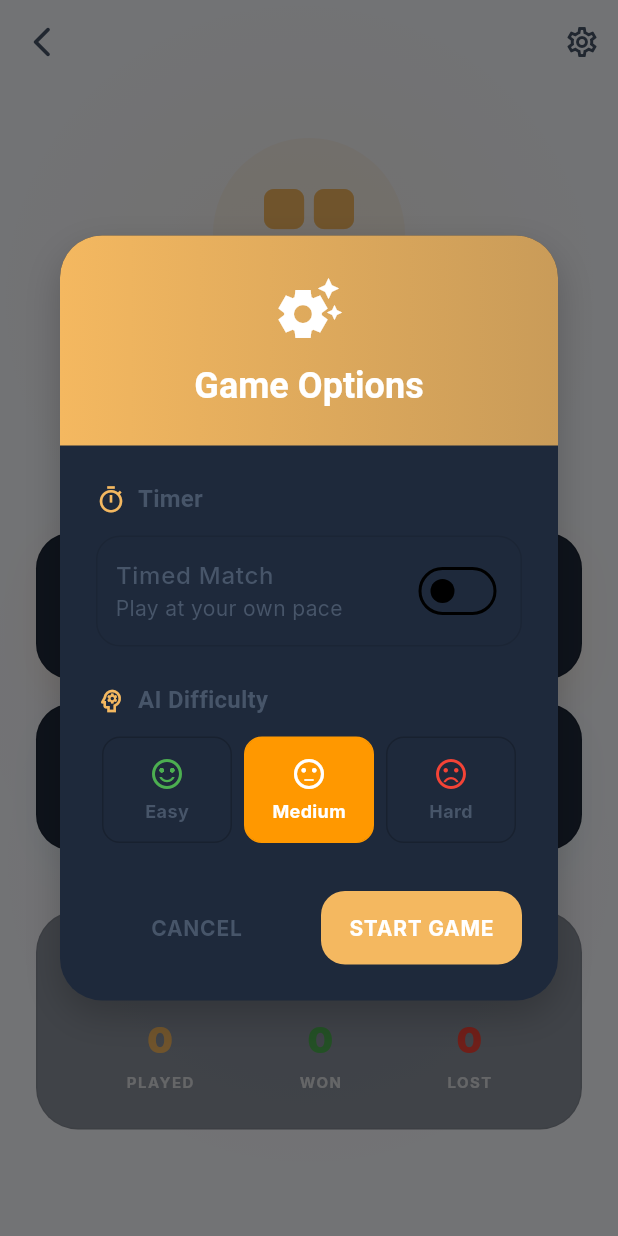
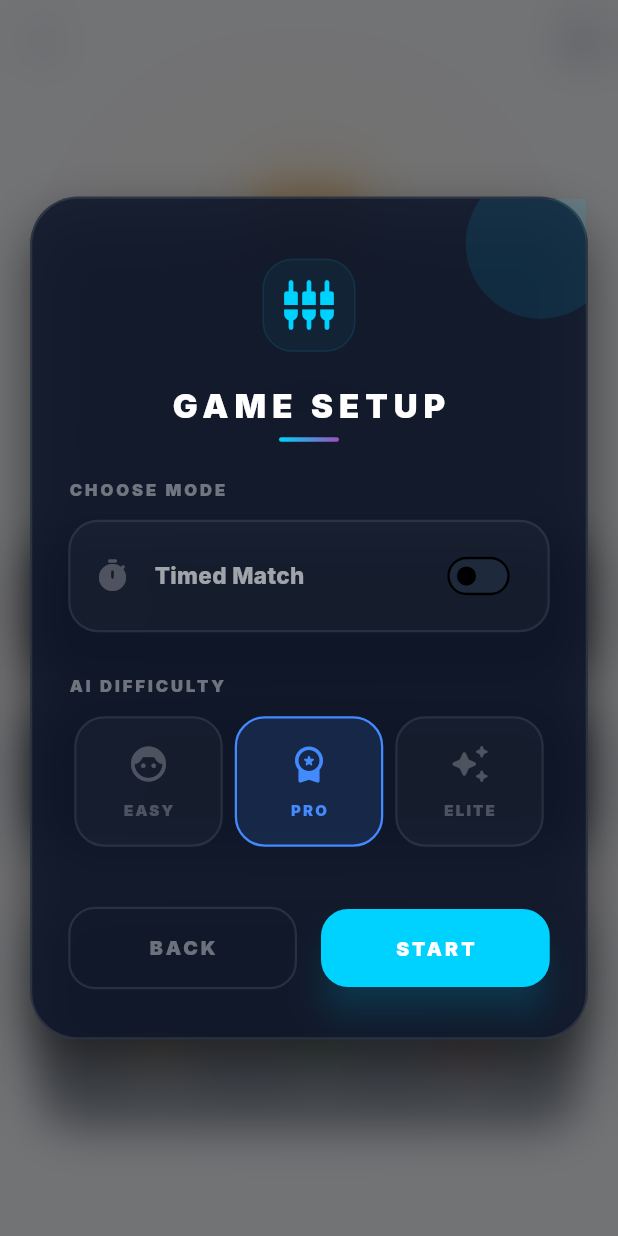
Before and after one commit to MohammedSafwan10/gameverse, a Flutter app: the ChessModeSelectionScreen screen opened directly, after a tap on "Play vs AI", on a phone screen of 412 x 824 dp. Run offline on Flutter 3.47's test engine with Material 3 defaults, Android fonts, the phone set to English and light mode, and no system bars; drawn by our look-alikes of flutter_animate; our stand-ins replace audioplayers, confetti, equatable, flutter_svg, get, get_storage and 3 more; accounts and stored records are empty.

```diff
--- a/lib/games/classic_board/chess/controllers/game_controller.dart
+++ b/lib/games/classic_board/chess/controllers/game_controller.dart
@@ -124,7 +124,7 @@ class ChessGameController extends GetxController {
 
   void startNewGame(ChessGameMode mode) {
     gameMode.value = mode;
-    storageService.clearAllData();
+    storageService.saveSerializedGameState('');
     board.initializeBoard();
     isWhiteTurn.value = board.positionState.isWhiteToMove;
     moveHistory.clear();
@@ -198,7 +198,8 @@ class ChessGameController extends GetxController {
       return;
     }
 
-    final legalMoves = board.getLegalMoves(from).where((move) => move.to == to).toList();
+    final legalMoves =
+        board.getLegalMoves(from).where((move) => move.to == to).toList();
     if (legalMoves.isEmpty) {
       dev.log('Invalid move $from-$to', name: 'Chess');
       soundService.playErrorSound();
@@ -432,8 +433,10 @@ class ChessGameController extends GetxController {
     for (var i = 0; i < board.moveHistory.length; i += 2) {
       final moveNumber = (i ~/ 2) + 1;
       final whiteMove = board.moveHistory[i];
-      final blackMove = i + 1 < board.moveHistory.length ? board.moveHistory[i + 1] : '';
-      pairs.add('$moveNumber. $whiteMove${blackMove.isEmpty ? '' : '  $blackMove'}');
+      final blackMove =
+          i + 1 < board.moveHistory.length ? board.moveHistory[i + 1] : '';
+      pairs.add(
+          '$moveNumber. $whiteMove${blackMove.isEmpty ? '' : '  $blackMove'}');
     }
     return pairs;
   }
--- a/lib/games/classic_board/chess/services/sound_service.dart
+++ b/lib/games/classic_board/chess/services/sound_service.dart
@@ -1,6 +1,7 @@
 import 'package:audioplayers/audioplayers.dart';
 import 'package:get/get.dart';
 import 'dart:developer' as dev;
+import 'storage_service.dart';
 
 class ChessSoundService extends GetxService {
   final player = AudioPlayer();
@@ -9,7 +10,9 @@ class ChessSoundService extends GetxService {
   @override
   void onInit() {
     super.onInit();
+    isSoundEnabled.value = Get.find<ChessStorageService>().soundEnabled;
     player.setReleaseMode(ReleaseMode.stop);
+    player.setPlayerMode(PlayerMode.lowLatency);
     player.setVolume(0.5);
   }
 
@@ -35,7 +38,7 @@ class ChessSoundService extends GetxService {
 
   Future<void> playCaptureSound() async {
     if (!isSoundEnabled.value) return;
-    await _playSound('chess/sounds/capture.wav');
+    await _playSound('chess/sounds/piece_move.wav');
   }
 
   Future<void> playPromotionSound() async {
@@ -82,6 +85,7 @@ class ChessSoundService extends GetxService {
 
   void toggleSound() {
     isSoundEnabled.value = !isSoundEnabled.value;
+    Get.find<ChessStorageService>().updateSoundEnabled(isSoundEnabled.value);
   }
 
   @override
--- a/lib/games/classic_board/chess/widgets/game_options_dialog.dart
+++ b/lib/games/classic_board/chess/widgets/game_options_dialog.dart
@@ -1,6 +1,8 @@
+import 'dart:ui';
 import 'package:flutter/material.dart';
 import 'package:get/get.dart';
 import '../controllers/game_controller.dart';
+import 'package:gameverse/theme/app_theme.dart';
 
 class GameOptionsDialog extends StatelessWidget {
   final ChessGameMode mode;
@@ -12,176 +14,159 @@ class GameOptionsDialog extends StatelessWidget {
 
   @override
   Widget build(BuildContext context) {
-    final theme = Theme.of(context);
     final timerEnabled = false.obs;
     final selectedTime = 10.obs;
     final selectedDifficulty = 2.obs;
+    final primaryAccent = const Color(0xFF00D2FF); // Electric Cyan
+    final secondaryAccent = const Color(0xFF9D50BB); // Soft Purple
 
     return Dialog(
       backgroundColor: Colors.transparent,
+      insetPadding: const EdgeInsets.symmetric(horizontal: 20),
       elevation: 0,
+      child: BackdropFilter(
+        filter: ImageFilter.blur(sigmaX: 15, sigmaY: 15),
         child: Container(
           constraints: const BoxConstraints(maxWidth: 400),
           decoration: BoxDecoration(
-          color: theme.colorScheme.surface,
-          borderRadius: BorderRadius.circular(28),
+            color: const Color(0xFF0F172A).withValues(alpha: 0.9),
+            borderRadius: BorderRadius.circular(32),
+            border: Border.all(
+                color: Colors.white.withValues(alpha: 0.1), width: 1.5),
             boxShadow: [
               BoxShadow(
-              color: Colors.black.withValues(alpha: 0.2),
-              blurRadius: 20,
-              offset: const Offset(0, 10),
+                color: Colors.black.withValues(alpha: 0.5),
+                blurRadius: 30,
+                offset: const Offset(0, 15),
               ),
             ],
           ),
-        child: SingleChildScrollView(
           child: Column(
             mainAxisSize: MainAxisSize.min,
             children: [
-              // Header with Gradient
+              // Premium Header
+              Stack(
+                children: [
+                  Positioned(
+                    top: -20,
+                    right: -20,
+                    child: Container(
+                      width: 100,
+                      height: 100,
+                      decoration: BoxDecoration(
+                        shape: BoxShape.circle,
+                        color: primaryAccent.withValues(alpha: 0.1),
+                      ),
+                    ),
+                  ),
                   Container(
                     width: double.infinity,
-                padding: const EdgeInsets.symmetric(vertical: 24),
+                    padding: const EdgeInsets.fromLTRB(24, 40, 24, 24),
+                    child: Column(
+                      children: [
+                        Container(
+                          padding: const EdgeInsets.all(12),
+                          decoration: AppTheme.glassmorphicDecoration(
+                            backgroundColor:
+                                primaryAccent.withValues(alpha: 0.1),
+                            borderColor: primaryAccent.withValues(alpha: 0.3),
+                            borderRadius: 20,
+                            hasShadow: false,
+                          ),
+                          child: Icon(Icons.settings_input_component_rounded,
+                              color: primaryAccent, size: 36),
+                        ),
+                        const SizedBox(height: 20),
+                        const Text(
+                          'GAME SETUP',
+                          style: TextStyle(
+                            color: Colors.white,
+                            fontSize: 22,
+                            fontWeight: FontWeight.w900,
+                            letterSpacing: 4,
+                          ),
+                        ),
+                        const SizedBox(height: 6),
+                        Container(
+                          width: 40,
+                          height: 3,
                           decoration: BoxDecoration(
                             gradient: LinearGradient(
-                    colors: [
-                      theme.colorScheme.primary,
-                      theme.colorScheme.primary.withValues(alpha: 0.8),
-                    ],
-                  ),
-                  borderRadius:
-                      const BorderRadius.vertical(top: Radius.circular(28)),
-                ),
-                child: Column(
-                  children: [
-                    const Icon(Icons.settings_suggest,
-                        color: Colors.white, size: 48),
-                    const SizedBox(height: 12),
-                    Text(
-                      'Game Options',
-                      style: theme.textTheme.headlineSmall?.copyWith(
-                        color: Colors.white,
-                        fontWeight: FontWeight.bold,
-                      ),
-                    ),
-                  ],
-                ),
-              ),
-
-              Padding(
-                padding: const EdgeInsets.all(24.0),
-                child: Column(
-                  crossAxisAlignment: CrossAxisAlignment.start,
-                  children: [
-                    // Timer Section
-                    _buildSectionHeader(context, 'Timer', Icons.timer_outlined),
-                    const SizedBox(height: 12),
-                    Obx(() => _buildOptionCard(
-                          context,
-                          child: Column(
-                            children: [
-                              SwitchListTile(
-                                value: timerEnabled.value,
-                                onChanged: (value) =>
-                                    timerEnabled.value = value,
-                                title: const Text('Timed Match'),
-                                subtitle: Text(timerEnabled.value
-                                    ? 'Timer active'
-                                    : 'Play at your own pace'),
-                                contentPadding:
-                                    const EdgeInsets.symmetric(horizontal: 12),
-                              ),
-                              if (timerEnabled.value) ...[
-                                const Divider(height: 1),
-                                Padding(
-                                  padding: const EdgeInsets.symmetric(
-                                      horizontal: 16, vertical: 8),
-                                  child: Row(
-                                    children: [
-                                      const Expanded(
-                                        child: Text(
-                                          'Minutes per player',
-                                          overflow: TextOverflow.ellipsis,
-                                        ),
-                                      ),
-                                      const SizedBox(width: 12),
-                                      Flexible(
-                                        child: Align(
-                                          alignment: Alignment.centerRight,
-                                          child: DropdownButton<int>(
-                                            isExpanded: true,
-                                            value: selectedTime.value,
-                                            underline: const SizedBox(),
-                                            items: [5, 10, 15, 20, 30]
-                                                .map((minutes) =>
-                                                    DropdownMenuItem(
-                                                      value: minutes,
-                                                      child:
-                                                          Text('$minutes min'),
-                                                    ))
-                                                .toList(),
-                                            onChanged: (value) =>
-                                                selectedTime.value = value!,
-                                          ),
+                                colors: [primaryAccent, secondaryAccent]),
+                            borderRadius: BorderRadius.circular(2),
                           ),
                         ),
                       ],
                     ),
                   ),
                 ],
-                            ],
               ),
+
+              Flexible(
+                child: SingleChildScrollView(
+                  padding: const EdgeInsets.fromLTRB(24, 0, 24, 32),
+                  child: Column(
+                    crossAxisAlignment: CrossAxisAlignment.start,
+                    children: [
+                      // Section: Match Type
+                      _buildLabel('CHOOSE MODE'),
+                      const SizedBox(height: 12),
+                      Obx(() => _buildModeToggle(
+                            context,
+                            title: 'Timed Match',
+                            isEnabled: timerEnabled.value,
+                            icon: Icons.timer_rounded,
+                            onChanged: (v) => timerEnabled.value = v,
+                            accentColor: primaryAccent,
+                          )),
+
+                      Obx(() => AnimatedSwitcher(
+                            duration: const Duration(milliseconds: 300),
+                            child: timerEnabled.value
+                                ? Padding(
+                                    padding: const EdgeInsets.only(top: 16),
+                                    child: _buildTimeSelector(
+                                        context, selectedTime, primaryAccent),
+                                  )
+                                : const SizedBox.shrink(),
                           )),
 
                       if (mode == ChessGameMode.ai) ...[
-                      const SizedBox(height: 24),
-                      _buildSectionHeader(
-                          context, 'AI Difficulty', Icons.psychology_outlined),
+                        const SizedBox(height: 28),
+                        _buildLabel('AI DIFFICULTY'),
                         const SizedBox(height: 12),
-                      Obx(() => _buildDifficultySelector(
-                          context, selectedDifficulty)),
+                        Obx(() =>
+                            _buildDifficultyGrid(context, selectedDifficulty)),
                       ],
 
-                    const SizedBox(height: 32),
+                      const SizedBox(height: 40),
 
-                    // Action Buttons
+                      // Footer Buttons
                       Row(
                         children: [
                           Expanded(
-                          child: TextButton(
-                            style: TextButton.styleFrom(
-                              padding: const EdgeInsets.symmetric(vertical: 16),
-                            ),
+                            child: _buildButton(
+                              label: 'BACK',
                               onPressed: () => Get.back(),
-                            child: Text(
-                              'CANCEL',
-                              style: TextStyle(
-                                  color: theme.colorScheme.onSurfaceVariant),
-                            ),
+                              isOutlined: true,
                             ),
                           ),
                           const SizedBox(width: 16),
                           Expanded(
-                          child: ElevatedButton(
-                            style: ElevatedButton.styleFrom(
-                              backgroundColor: theme.colorScheme.primary,
-                              foregroundColor: Colors.white,
-                              elevation: 0,
-                              shape: RoundedRectangleBorder(
-                                borderRadius: BorderRadius.circular(16),
-                              ),
-                              padding: const EdgeInsets.symmetric(vertical: 16),
-                            ),
+                            child: _buildButton(
+                              label: 'START',
                               onPressed: () => Get.back(result: {
                                 'timerEnabled': timerEnabled.value,
                                 'timePerPlayer': selectedTime.value,
                                 'difficulty': selectedDifficulty.value,
                               }),
-                            child: const Text('START GAME'),
+                              backgroundColor: primaryAccent,
                             ),
                           ),
                         ],
                       ),
                     ],
+                  ),
                 ),
               ),
             ],
@@ -191,83 +176,192 @@ class GameOptionsDialog extends StatelessWidget {
     );
   }
 
-  Widget _buildSectionHeader(
-      BuildContext context, String title, IconData icon) {
-    final theme = Theme.of(context);
-    return Row(
+  Widget _buildLabel(String text) {
+    return Text(
+      text,
+      style: TextStyle(
+        color: Colors.white.withValues(alpha: 0.4),
+        fontSize: 11,
+        fontWeight: FontWeight.w900,
+        letterSpacing: 2,
+      ),
+    );
+  }
+
+  Widget _buildModeToggle(
+    BuildContext context, {
+    required String title,
+    required bool isEnabled,
+    required IconData icon,
+    required Function(bool) onChanged,
+    required Color accentColor,
+  }) {
+    return InkWell(
+      onTap: () => onChanged(!isEnabled),
+      borderRadius: BorderRadius.circular(20),
+      child: AnimatedContainer(
+        duration: const Duration(milliseconds: 300),
+        padding: const EdgeInsets.symmetric(horizontal: 16, vertical: 12),
+        decoration: BoxDecoration(
+          color: isEnabled
+              ? accentColor.withValues(alpha: 0.1)
+              : Colors.white.withValues(alpha: 0.03),
+          borderRadius: BorderRadius.circular(20),
+          border: Border.all(
+            color: isEnabled
+                ? accentColor.withValues(alpha: 0.4)
+                : Colors.white.withValues(alpha: 0.08),
+            width: 1.5,
+          ),
+        ),
+        child: Row(
           children: [
-        Icon(icon, size: 20, color: theme.colorScheme.primary),
-        const SizedBox(width: 8),
-        Text(
+            Icon(icon,
+                color: isEnabled ? accentColor : Colors.white24, size: 24),
+            const SizedBox(width: 16),
+            Expanded(
+              child: Text(
                 title,
-          style: theme.textTheme.titleMedium?.copyWith(
-            fontWeight: FontWeight.bold,
+                style: TextStyle(
+                  color: isEnabled ? Colors.white : Colors.white60,
+                  fontWeight: FontWeight.w800,
+                  fontSize: 15,
+                ),
+              ),
+            ),
+            Transform.scale(
+              scale: 0.8,
+              child: Switch(
+                value: isEnabled,
+                onChanged: onChanged,
+                activeThumbColor: accentColor,
+                activeTrackColor: accentColor.withValues(alpha: 0.3),
               ),
             ),
           ],
+        ),
+      ),
     );
   }
 
-  Widget _buildOptionCard(BuildContext context, {required Widget child}) {
+  Widget _buildTimeSelector(
+      BuildContext context, RxInt selected, Color accentColor) {
+    final times = [5, 10, 15, 30];
     return Container(
+      padding: const EdgeInsets.all(16),
       decoration: BoxDecoration(
-        color: Theme.of(context)
-            .colorScheme
-            .surfaceContainerHighest
-            .withValues(alpha: 0.3),
-        borderRadius: BorderRadius.circular(16),
-        border: Border.all(
-            color:
-                Theme.of(context).colorScheme.outline.withValues(alpha: 0.1)),
+        color: Colors.white.withValues(alpha: 0.03),
+        borderRadius: BorderRadius.circular(20),
+        border: Border.all(color: Colors.white.withValues(alpha: 0.05)),
       ),
-      child: child,
+      child: Column(
+        crossAxisAlignment: CrossAxisAlignment.start,
+        children: [
+          Row(
+            children: [
+              const Icon(Icons.timer_outlined, size: 14, color: Colors.white38),
+              const SizedBox(width: 8),
+              const Text('MINUTES PER PLAYER',
+                  style: TextStyle(
+                      color: Colors.white38,
+                      fontSize: 10,
+                      fontWeight: FontWeight.w800,
+                      letterSpacing: 1)),
+            ],
+          ),
+          const SizedBox(height: 16),
+          Row(
+            mainAxisAlignment: MainAxisAlignment.spaceBetween,
+            children: times.map((t) {
+              final isSelected = selected.value == t;
+              return Expanded(
+                child: GestureDetector(
+                  onTap: () => selected.value = t,
+                  child: AnimatedContainer(
+                    duration: const Duration(milliseconds: 200),
+                    margin: const EdgeInsets.symmetric(horizontal: 4),
+                    padding: const EdgeInsets.symmetric(vertical: 10),
+                    decoration: BoxDecoration(
+                      color: isSelected
+                          ? accentColor
+                          : Colors.white.withValues(alpha: 0.05),
+                      borderRadius: BorderRadius.circular(12),
+                      boxShadow: isSelected
+                          ? [
+                              BoxShadow(
+                                  color: accentColor.withValues(alpha: 0.3),
+                                  blurRadius: 10)
+                            ]
+                          : null,
+                    ),
+                    child: Center(
+                      child: Text(
+                        '$t',
+                        style: TextStyle(
+                          color: isSelected
+                              ? const Color(0xFF0F172A)
+                              : Colors.white70,
+                          fontWeight: FontWeight.w900,
+                          fontSize: 14,
+                        ),
+                      ),
+                    ),
+                  ),
+                ),
+              );
+            }).toList(),
+          ),
+        ],
+      ),
     );
   }
 
-  Widget _buildDifficultySelector(BuildContext context, RxInt selected) {
-    final difficulties = [
-      (1, 'Easy', Icons.sentiment_satisfied_alt, Colors.green),
-      (2, 'Medium', Icons.sentiment_neutral, Colors.orange),
-      (3, 'Hard', Icons.sentiment_very_dissatisfied, Colors.red),
+  Widget _buildDifficultyGrid(BuildContext context, RxInt selected) {
+    final levels = [
+      (
+        1,
+        'EASY',
+        Icons.face_6_rounded,
+        const Color(0xFF2ECC71)
+      ), // Emerald Green
+      (2, 'PRO', Icons.workspace_premium_rounded, Colors.blueAccent),
+      (3, 'ELITE', Icons.auto_awesome_rounded, Colors.purpleAccent),
     ];
 
     return Row(
-      children: difficulties.map((diff) {
-        final isSelected = selected.value == diff.$1;
+      children: levels.map((l) {
+        final isSelected = selected.value == l.$1;
+        final color = l.$4;
         return Expanded(
           child: GestureDetector(
-            onTap: () => selected.value = diff.$1,
+            onTap: () => selected.value = l.$1,
             child: AnimatedContainer(
               duration: const Duration(milliseconds: 200),
               margin: const EdgeInsets.symmetric(horizontal: 4),
-              padding: const EdgeInsets.symmetric(vertical: 12),
+              padding: const EdgeInsets.symmetric(vertical: 16),
               decoration: BoxDecoration(
-                color: isSelected ? diff.$4 : Colors.transparent,
-                borderRadius: BorderRadius.circular(12),
+                color: isSelected
+                    ? color.withValues(alpha: 0.15)
+                    : Colors.white.withValues(alpha: 0.03),
+                borderRadius: BorderRadius.circular(20),
                 border: Border.all(
-                  color: isSelected
-                      ? diff.$4
-                      : Theme.of(context)
-                          .colorScheme
-                          .outline
-                          .withValues(alpha: 0.2),
+                  color:
+                      isSelected ? color : Colors.white.withValues(alpha: 0.08),
+                  width: 1.5,
                 ),
               ),
               child: Column(
                 children: [
-                  Icon(
-                    diff.$3,
-                    color: isSelected ? Colors.white : diff.$4,
-                  ),
-                  const SizedBox(height: 4),
+                  Icon(l.$3,
+                      color: isSelected ? color : Colors.white24, size: 28),
+                  const SizedBox(height: 10),
                   Text(
-                    diff.$2,
+                    l.$2,
                     style: TextStyle(
-                      fontSize: 12,
-                      fontWeight: FontWeight.bold,
-                      color: isSelected
-                          ? Colors.white
-                          : Theme.of(context).colorScheme.onSurface,
+                      fontSize: 10,
+                      fontWeight: FontWeight.w900,
+                      letterSpacing: 1.5,
+                      color: isSelected ? color : Colors.white24,
                     ),
                   ),
                 ],
@@ -278,4 +372,45 @@ class GameOptionsDialog extends StatelessWidget {
       }).toList(),
     );
   }
+
+  Widget _buildButton(
+      {required String label,
+      required VoidCallback onPressed,
+      bool isOutlined = false,
+      Color? backgroundColor}) {
+    return isOutlined
+        ? OutlinedButton(
+            onPressed: onPressed,
+            style: OutlinedButton.styleFrom(
+              padding: const EdgeInsets.symmetric(vertical: 18),
+              side: BorderSide(
+                  color: Colors.white.withValues(alpha: 0.1), width: 1.5),
+              shape: RoundedRectangleBorder(
+                  borderRadius: BorderRadius.circular(18)),
+            ),
+            child: Text(label,
+                style: const TextStyle(
+                    color: Colors.white38,
+                    fontWeight: FontWeight.w900,
+                    letterSpacing: 2,
+                    fontSize: 13)),
+          )
+        : ElevatedButton(
+            onPressed: onPressed,
+            style: ElevatedButton.styleFrom(
+              backgroundColor: backgroundColor,
+              foregroundColor: Colors.white,
+              elevation: 10,
+              shadowColor: backgroundColor?.withValues(alpha: 0.4),
+              padding: const EdgeInsets.symmetric(vertical: 18),
+              shape: RoundedRectangleBorder(
+                  borderRadius: BorderRadius.circular(18)),
+            ),
+            child: Text(label,
+                style: const TextStyle(
+                    fontWeight: FontWeight.w900,
+                    letterSpacing: 2,
+                    fontSize: 13)),
+          );
   }
+}
```
Lines whose indentation alone changed are shown as unchanged.
